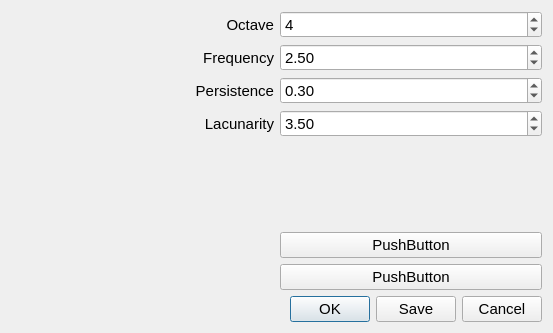
maxlambertini/Warp2010, file warpmain/dialogs/noisemapplaygrounddialog.ui: the form before one commit.
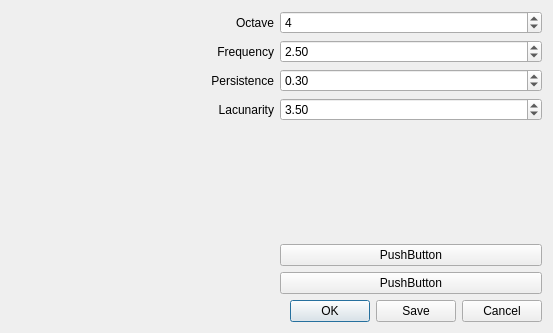
The form after the commit.

```diff
--- a/warpmain/dialogs/noisemapplaygrounddialog.ui
+++ b/warpmain/dialogs/noisemapplaygrounddialog.ui
@@ -22,7 +22,7 @@
         <widget class="QSpinBox" name="spnOctave">
          <property name="font">
           <font>
-           <pointsize>11</pointsize>
+           <pointsize>9</pointsize>
           </font>
          </property>
          <property name="minimum">
@@ -40,7 +40,7 @@
         <spacer name="verticalSpacer">
          <property name="font">
           <font>
-           <pointsize>11</pointsize>
+           <pointsize>9</pointsize>
           </font>
          </property>
          <property name="orientation">
@@ -58,7 +58,7 @@
         <widget class="QLabel" name="label">
          <property name="font">
           <font>
-           <pointsize>11</pointsize>
+           <pointsize>9</pointsize>
           </font>
          </property>
          <property name="text">
@@ -76,7 +76,7 @@
         <widget class="QLabel" name="label_3">
          <property name="font">
           <font>
-           <pointsize>11</pointsize>
+           <pointsize>9</pointsize>
           </font>
          </property>
          <property name="text">
@@ -94,7 +94,7 @@
         <widget class="QLabel" name="label_2">
          <property name="font">
           <font>
-           <pointsize>11</pointsize>
+           <pointsize>9</pointsize>
           </font>
          </property>
          <property name="text">
@@ -112,7 +112,7 @@
         <widget class="QDoubleSpinBox" name="spnPersistence">
          <property name="font">
           <font>
-           <pointsize>11</pointsize>
+           <pointsize>9</pointsize>
           </font>
          </property>
          <property name="minimum">
@@ -133,7 +133,7 @@
         <widget class="QDoubleSpinBox" name="spnFrequency">
          <property name="font">
           <font>
-           <pointsize>11</pointsize>
+           <pointsize>9</pointsize>
           </font>
          </property>
          <property name="minimum">
@@ -154,7 +154,7 @@
         <widget class="QLabel" name="label_4">
          <property name="font">
           <font>
-           <pointsize>11</pointsize>
+           <pointsize>9</pointsize>
           </font>
          </property>
          <property name="text">
@@ -172,7 +172,7 @@
         <widget class="QDoubleSpinBox" name="spnLacunarity">
          <property name="font">
           <font>
-           <pointsize>11</pointsize>
+           <pointsize>9</pointsize>
           </font>
          </property>
          <property name="minimum">
@@ -195,7 +195,7 @@
           <spacer name="verticalSpacer_2">
            <property name="font">
             <font>
-             <pointsize>11</pointsize>
+             <pointsize>9</pointsize>
             </font>
            </property>
            <property name="orientation">
@@ -213,7 +213,7 @@
           <widget class="QPushButton" name="btnJsonTextureDemo">
            <property name="font">
             <font>
-             <pointsize>11</pointsize>
+             <pointsize>9</pointsize>
             </font>
            </property>
            <property name="text">
@@ -225,7 +225,7 @@
           <widget class="QPushButton" name="pushButton">
            <property name="font">
             <font>
-             <pointsize>11</pointsize>
+             <pointsize>9</pointsize>
             </font>
            </property>
            <property name="text">
@@ -241,7 +241,7 @@
       <widget class="QDialogButtonBox" name="buttonBox">
        <property name="font">
         <font>
-         <pointsize>11</pointsize>
+         <pointsize>9</pointsize>
         </font>
        </property>
        <property name="orientation">
```
